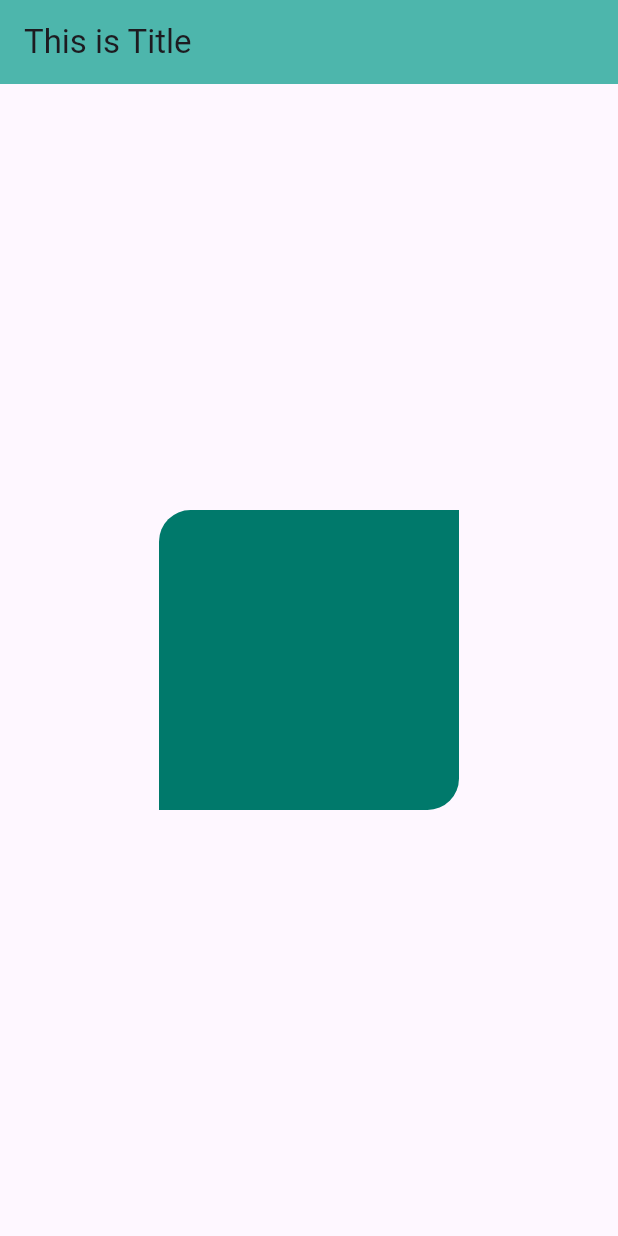
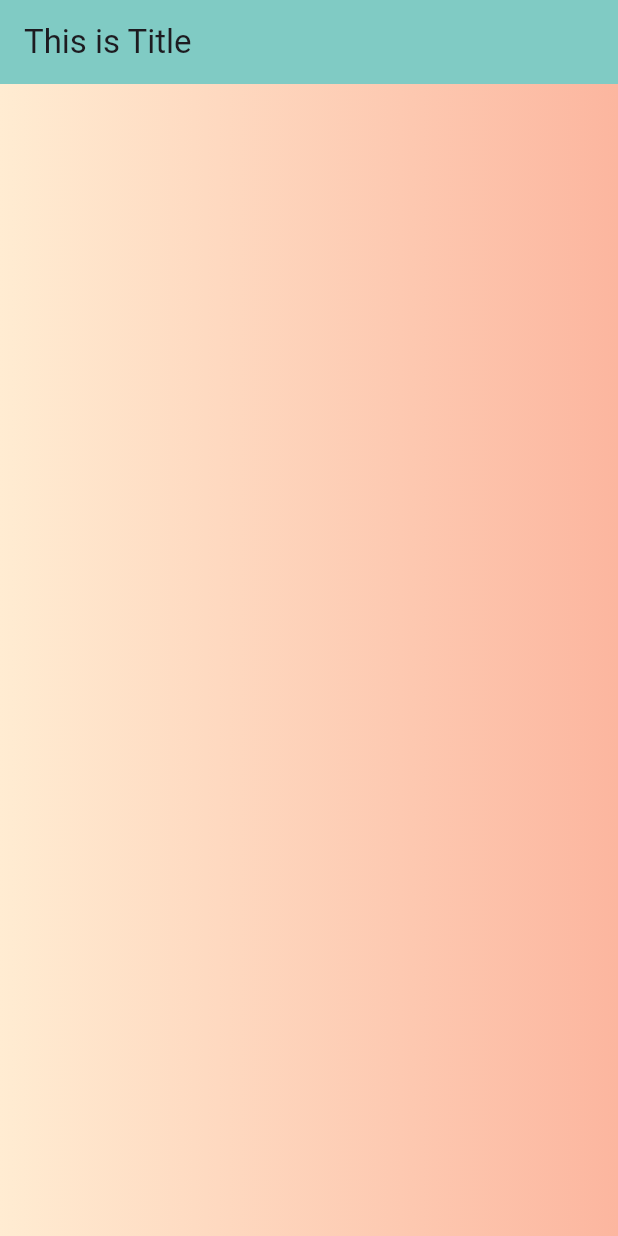
Before and after one commit to AsmaGhafoor/Flutter-Learning, a Flutter app: the screen it shows after launch, on a phone screen of 412 x 824 dp. Run offline on Flutter 3.47's test engine with Material 3 defaults, Android fonts, the phone set to English and light mode, and no system bars.

Commit message:
Linear Gradient Colors in background

```diff
--- a/lib/main.dart
+++ b/lib/main.dart
@@ -28,32 +28,28 @@ class MyHomePage extends StatefulWidget{
 }
 
 class MyHomeState extends State<MyHomePage> {
-  var arrIndex =[1,2,3,4,5,6,7,8,9,10];
-
   @override
   Widget build(BuildContext context) {
     return Scaffold(
       appBar: AppBar(
         title: const Text('This is Title'),
-        backgroundColor: Colors.teal.shade300,
+        backgroundColor: Colors.teal.shade200,
       ),
 
-      body: Center(
-        child: ClipRRect(
-          // borderRadius: BorderRadius.circular(21),
-          borderRadius: const BorderRadius.only(
-            topLeft: Radius.circular(21),
-            bottomRight: Radius.circular(21)
-          ),
-          // borderRadius: const BorderRadius.all(Radius.elliptical(71, 11)),
-          child: Container(
-            width: 200,
-            height: 200,
-            color: Colors.teal.shade700,
-
-          ),
+      body: Container(
+        decoration: const BoxDecoration(
+          gradient: LinearGradient(
+            colors: [
+              // Colors.grey,
+              // Colors.blue,
+              // Colors.yellow,
+              // Colors.teal,
+              Color(0xffffecd2),Color(0xfffcb69f)
+            ]
+          )
         ),
       )
+
     );
   }
 }
```
